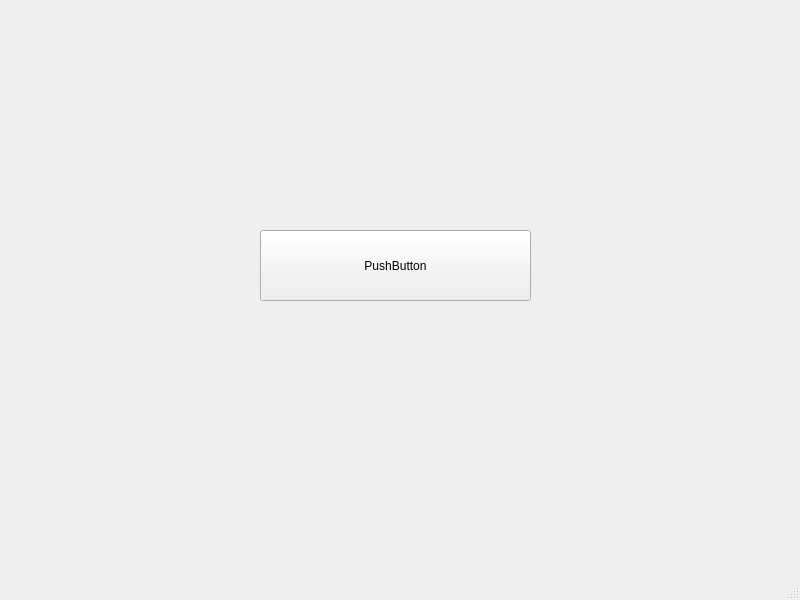
The window that mainwindow.ui (ArtemRotov/PulseAudio) describes before a commit, drawn with Qt 5.
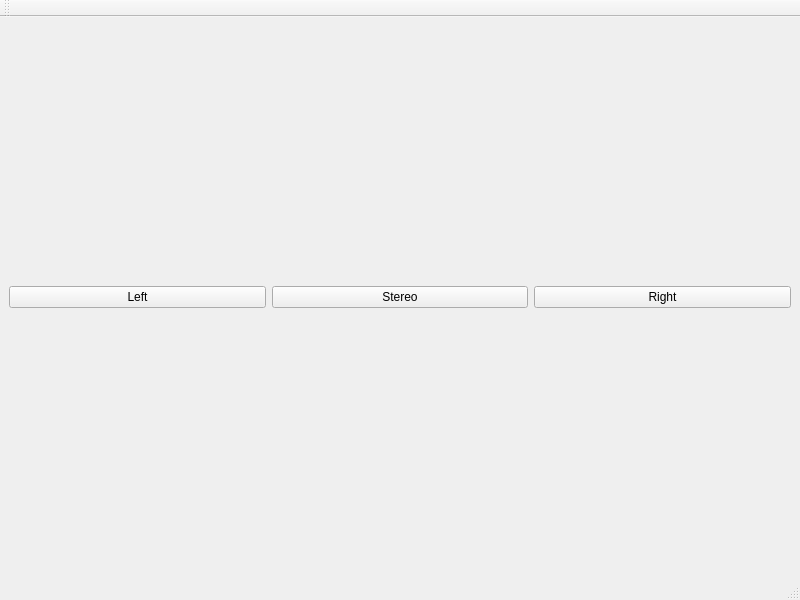
The same window after the commit.

Patch:
```diff
--- a/mainwindow.ui
+++ b/mainwindow.ui
@@ -14,19 +14,29 @@
    <string>MainWindow</string>
   </property>
   <widget class="QWidget" name="centralwidget">
-   <widget class="QPushButton" name="pushButton">
-    <property name="geometry">
-     <rect>
-      <x>260</x>
-      <y>230</y>
-      <width>271</width>
-      <height>71</height>
-     </rect>
-    </property>
-    <property name="text">
-     <string>PushButton</string>
-    </property>
-   </widget>
+   <layout class="QHBoxLayout" name="horizontalLayout">
+    <item>
+     <widget class="QPushButton" name="pbLeft">
+      <property name="text">
+       <string>Left</string>
+      </property>
+     </widget>
+    </item>
+    <item>
+     <widget class="QPushButton" name="pbStereo">
+      <property name="text">
+       <string>Stereo</string>
+      </property>
+     </widget>
+    </item>
+    <item>
+     <widget class="QPushButton" name="pbRight">
+      <property name="text">
+       <string>Right</string>
+      </property>
+     </widget>
+    </item>
+   </layout>
   </widget>
   <widget class="QMenuBar" name="menubar">
    <property name="geometry">
@@ -39,6 +49,17 @@
    </property>
   </widget>
   <widget class="QStatusBar" name="statusbar"/>
+  <widget class="QToolBar" name="toolBar">
+   <property name="windowTitle">
+    <string>toolBar</string>
+   </property>
+   <attribute name="toolBarArea">
+    <enum>TopToolBarArea</enum>
+   </attribute>
+   <attribute name="toolBarBreak">
+    <bool>false</bool>
+   </attribute>
+  </widget>
  </widget>
  <resources/>
  <connections/>
```
